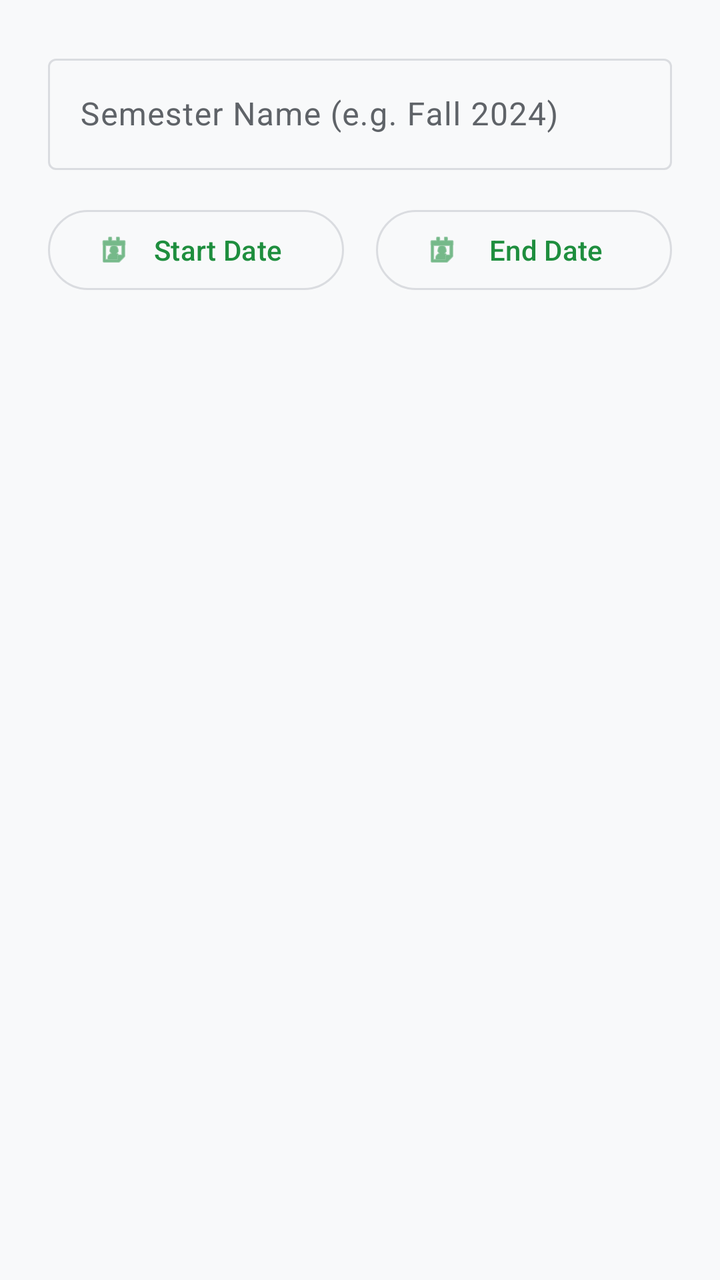
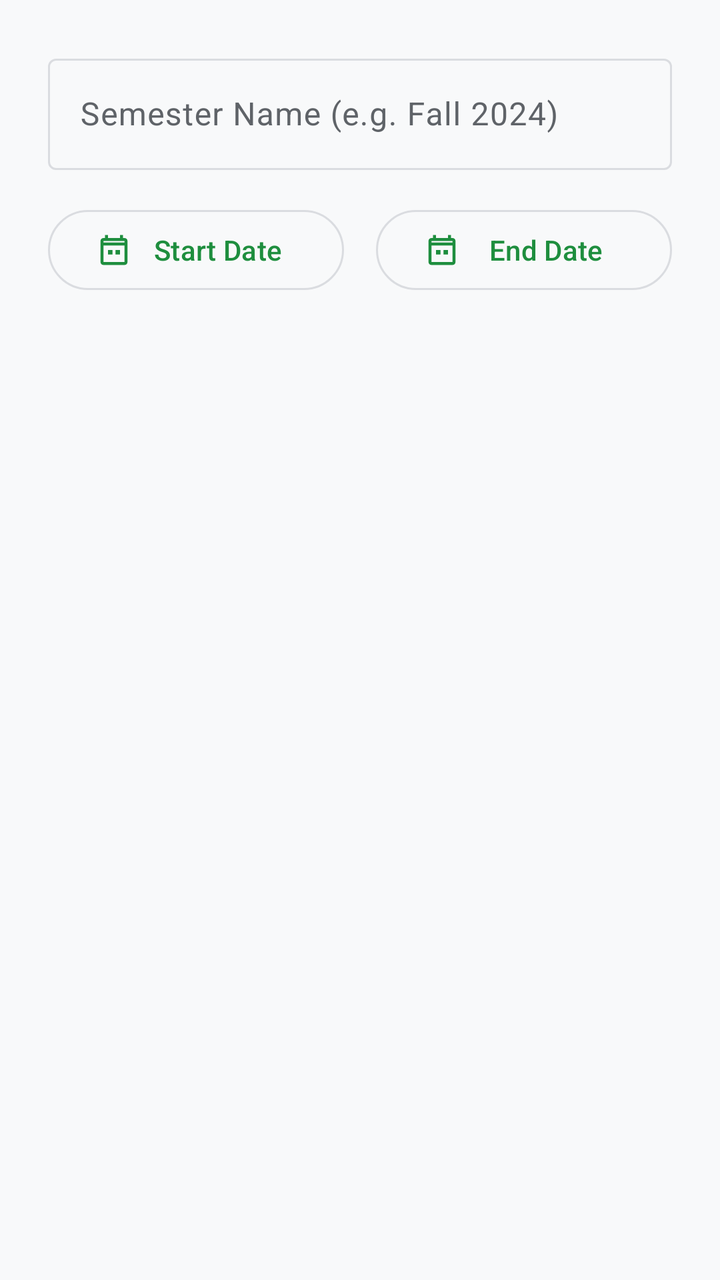

Before-and-after screenshots of an Android layout around one commit, followed by the original layout XML and the change that was made.
<!-- AndroidManifest.xml: application theme Theme.Studbuddy -->
<!-- res/layout/dialog_add_semester.xml -->
<?xml version="1.0" encoding="utf-8"?>
<LinearLayout xmlns:android="http://schemas.android.com/apk/res/android"
    xmlns:app="http://schemas.android.com/apk/res-auto"
    android:layout_width="match_parent"
    android:layout_height="wrap_content"
    android:orientation="vertical"
    android:padding="24dp">

    <com.google.android.material.textfield.TextInputLayout
        android:layout_width="match_parent"
        android:layout_height="wrap_content"
        android:hint="Semester Name (e.g. Fall 2024)"
        style="@style/Widget.Material3.TextInputLayout.OutlinedBox">

        <com.google.android.material.textfield.TextInputEditText
            android:id="@+id/etSemesterName"
            android:layout_width="match_parent"
            android:layout_height="wrap_content"
            android:inputType="textCapWords" />
    </com.google.android.material.textfield.TextInputLayout>

    <LinearLayout
        android:layout_width="match_parent"
        android:layout_height="wrap_content"
        android:layout_marginTop="16dp"
        android:orientation="horizontal">

        <com.google.android.material.button.MaterialButton
            android:id="@+id/btnStartDate"
            android:layout_width="0dp"
            android:layout_height="wrap_content"
            android:layout_weight="1"
            android:layout_marginEnd="8dp"
            android:text="Start Date"
            style="@style/Widget.Material3.Button.OutlinedButton"
            app:icon="@android:drawable/ic_menu_my_calendar" />

        <com.google.android.material.button.MaterialButton
            android:id="@+id/btnEndDate"
            android:layout_width="0dp"
            android:layout_height="wrap_content"
            android:layout_weight="1"
            android:layout_marginStart="8dp"
            android:text="End Date"
            style="@style/Widget.Material3.Button.OutlinedButton"
            app:icon="@android:drawable/ic_menu_my_calendar" />
    </LinearLayout>

    <TextView
        android:id="@+id/tvDateRange"
        android:layout_width="match_parent"
        android:layout_height="wrap_content"
        android:layout_marginTop="8dp"
        android:textAlignment="center"
        android:textAppearance="?attr/textAppearanceLabelLarge"
        android:textColor="?attr/colorPrimary" />

</LinearLayout>
<!-- resources referenced by this layout -->
<resources>
  <style name="Theme.Studbuddy" parent="Theme.Material3.DayNight.NoActionBar">
          
          <item name="colorPrimary">@color/md_theme_light_primary</item>
          <item name="colorOnPrimary">@color/md_theme_light_onPrimary</item>
          <item name="colorPrimaryContainer">@color/md_theme_light_primaryContainer</item>
          <item name="colorOnPrimaryContainer">@color/md_theme_light_onPrimaryContainer</item>
          <item name="colorSecondary">@color/md_theme_light_secondary</item>
          <item name="colorOnSecondary">@color/md_theme_light_onSecondary</item>
          <item name="colorSecondaryContainer">@color/md_theme_light_secondaryContainer</item>
          <item name="colorOnSecondaryContainer">@color/md_theme_light_onSecondaryContainer</item>
          <item name="colorTertiary">@color/md_theme_light_tertiary</item>
          <item name="colorOnTertiary">@color/md_theme_light_onTertiary</item>
          <item name="colorTertiaryContainer">@color/md_theme_light_tertiaryContainer</item>
          <item name="colorOnTertiaryContainer">@color/md_theme_light_onTertiaryContainer</item>
          <item name="colorError">@color/md_theme_light_error</item>
          <item name="colorOnError">@color/md_theme_light_onError</item>
          <item name="colorErrorContainer">@color/md_theme_light_errorContainer</item>
          <item name="colorOnErrorContainer">@color/md_theme_light_onErrorContainer</item>
          <item name="android:windowBackground">@color/md_theme_light_background</item>
          <item name="colorOutline">@color/md_theme_light_outline</item>
          <item name="colorSurfaceVariant">@color/md_theme_light_surfaceVariant</item>
          <item name="colorOnSurfaceVariant">@color/md_theme_light_onSurfaceVariant</item>
          <item name="colorSurface">@color/md_theme_light_surface</item>
          <item name="colorOnSurface">@color/md_theme_light_onSurface</item>
  
          
          <item name="headerBackground">?attr/colorSurface</item>
          <item name="headerTextColor">?attr/colorOnSurface</item>
  
          
          <item name="materialCardViewStyle">@style/Widget.Material3.CardView.Outlined</item>
      </style>
  <color name="md_theme_light_primary">#1E8E3E</color>
  <color name="md_theme_light_onPrimary">#FFFFFF</color>
  <color name="md_theme_light_primaryContainer">#E6F4EA</color>
  <color name="md_theme_light_onPrimaryContainer">#0D652D</color>
  <color name="md_theme_light_secondary">#5F6368</color>
  <color name="md_theme_light_onSecondary">#FFFFFF</color>
  <color name="md_theme_light_secondaryContainer">#E8EAED</color>
  <color name="md_theme_light_onSecondaryContainer">#202124</color>
  <color name="md_theme_light_tertiary">#1967D2</color>
  <color name="md_theme_light_onTertiary">#FFFFFF</color>
  <color name="md_theme_light_tertiaryContainer">#E8F0FE</color>
  <color name="md_theme_light_onTertiaryContainer">#174EA6</color>
  <color name="md_theme_light_error">#D93025</color>
  <color name="md_theme_light_onError">#FFFFFF</color>
  <color name="md_theme_light_errorContainer">#FCE8E6</color>
  <color name="md_theme_light_onErrorContainer">#A50E0E</color>
  <color name="md_theme_light_background">#F8F9FA</color>
  <color name="md_theme_light_outline">#DADCE0</color>
  <color name="md_theme_light_surfaceVariant">#F1F3F4</color>
  <color name="md_theme_light_onSurfaceVariant">#5F6368</color>
  <color name="md_theme_light_surface">#FFFFFF</color>
  <color name="md_theme_light_onSurface">#202124</color>
</resources>

<!-- the commit's change to res/layout/dialog_add_semester.xml (unified diff, before → after) -->
@@ -33,7 +33,8 @@
             android:layout_marginEnd="8dp"
             android:text="Start Date"
             style="@style/Widget.Material3.Button.OutlinedButton"
-            app:icon="@android:drawable/ic_menu_my_calendar" />
+            app:icon="@drawable/ic_calendar_month_24"
+            app:iconTint="?attr/colorPrimary" />
 
         <com.google.android.material.button.MaterialButton
             android:id="@+id/btnEndDate"
@@ -43,7 +44,8 @@
             android:layout_marginStart="8dp"
             android:text="End Date"
             style="@style/Widget.Material3.Button.OutlinedButton"
-            app:icon="@android:drawable/ic_menu_my_calendar" />
+            app:icon="@drawable/ic_calendar_month_24"
+            app:iconTint="?attr/colorPrimary" />
     </LinearLayout>
 
     <TextView
<!-- resource entries referenced after the edit -->
@@ -1,5 +1,16 @@
 <!-- resources referenced by this layout -->
 <resources>
+  <!-- drawable ic_calendar_month_24 (drawable) -->
+  <?xml version="1.0" encoding="utf-8"?>
+  <vector xmlns:android="http://schemas.android.com/apk/res/android"
+      android:width="24dp"
+      android:height="24dp"
+      android:viewportWidth="24"
+      android:viewportHeight="24">
+      <path
+          android:fillColor="#FF000000"
+          android:pathData="M19,4h-1V2h-2v2H8V2H6v2H5c-1.1,0 -2,0.9 -2,2v14c0,1.1 0.9,2 2,2h14c1.1,0 2,-0.9 2,-2V6c0,-1.1 -0.9,-2 -2,-2zM19,20H5V9h14v11zM5,7V6h14v1H5zM8,12h3v3H8zM13,12h3v3h-3z" />
+  </vector>
   <style name="Theme.Studbuddy" parent="Theme.Material3.DayNight.NoActionBar">
           
           <item name="colorPrimary">@color/md_theme_light_primary</item>
